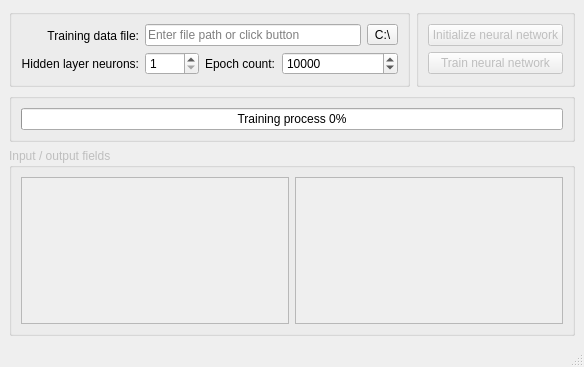
Above: mainwindow.ui from roazanas/DaveMillerNN before the change. Below: the same form after it.
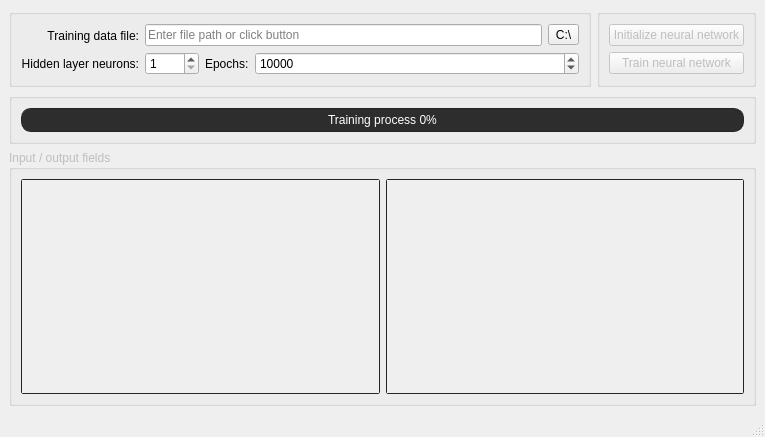
That is the form after the change. Icons and pictures are not drawn.

Patch:
```diff
--- a/mainwindow.ui
+++ b/mainwindow.ui
@@ -6,15 +6,24 @@
    <rect>
     <x>0</x>
     <y>0</y>
-    <width>584</width>
-    <height>367</height>
+    <width>765</width>
+    <height>437</height>
    </rect>
   </property>
   <property name="windowTitle">
    <string>Neural Network</string>
   </property>
   <property name="windowOpacity">
-   <double>0.999900000000000</double>
+   <double>0.990000000000000</double>
+  </property>
+  <property name="autoFillBackground">
+   <bool>false</bool>
+  </property>
+  <property name="iconSize">
+   <size>
+    <width>512</width>
+    <height>512</height>
+   </size>
   </property>
   <widget class="QWidget" name="centralwidget">
    <layout class="QVBoxLayout" name="verticalLayout_4">
@@ -58,7 +67,7 @@
               <widget class="QLineEdit" name="trainDataPathEdit">
                <property name="minimumSize">
                 <size>
-                 <width>180</width>
+                 <width>275</width>
                  <height>0</height>
                 </size>
                </property>
@@ -117,7 +126,7 @@
                <item>
                 <widget class="QLabel" name="epochLabel">
                  <property name="text">
-                  <string>Epoch count:</string>
+                  <string>Epochs:</string>
                  </property>
                 </widget>
                </item>
@@ -152,7 +161,10 @@
       <item>
        <widget class="QGroupBox" name="NNactions">
         <property name="enabled">
-         <bool>false</bool>
+         <bool>true</bool>
+        </property>
+        <property name="locale">
+         <locale language="English" country="UnitedStates"/>
         </property>
         <property name="title">
          <string/>
@@ -160,6 +172,12 @@
         <layout class="QVBoxLayout" name="verticalLayout_3">
          <item>
           <widget class="QPushButton" name="initButton">
+           <property name="enabled">
+            <bool>false</bool>
+           </property>
+           <property name="locale">
+            <locale language="English" country="UnitedStates"/>
+           </property>
            <property name="text">
             <string>Initialize neural network</string>
            </property>
@@ -167,6 +185,12 @@
          </item>
          <item>
           <widget class="QPushButton" name="trainButton">
+           <property name="enabled">
+            <bool>false</bool>
+           </property>
+           <property name="locale">
+            <locale language="English" country="UnitedStates"/>
+           </property>
            <property name="text">
             <string>Train neural network</string>
            </property>
@@ -185,6 +209,27 @@
       <layout class="QVBoxLayout" name="verticalLayout_5">
        <item>
         <widget class="QProgressBar" name="trainProcess">
+         <property name="styleSheet">
+          <string notr="true">QProgressBar {
+    border: 1px solid #252525;
+    border-radius: 10px;
+    background-color: #2d2d2d;
+    text-align: center;
+    color: #ffffff;
+}
+
+QProgressBar::chunk {
+    background: qlineargradient(spread:pad, x1:0, y1:0, x2:1, y2:0, 
+                                stop:0 rgba(252,151,155,255), 
+                                stop:0.5 rgba(242,111,115,255), 
+                                stop:1 rgba(252,151,155,255));
+    border-radius: 5px;
+}
+</string>
+         </property>
+         <property name="locale">
+          <locale language="English" country="UnitedStates"/>
+         </property>
          <property name="value">
           <number>0</number>
          </property>
@@ -207,6 +252,35 @@
       <layout class="QHBoxLayout" name="horizontalLayout_3">
        <item>
         <widget class="QListWidget" name="inputList">
+         <property name="font">
+          <font>
+           <pointsize>14</pointsize>
+          </font>
+         </property>
+         <property name="layoutDirection">
+          <enum>Qt::RightToLeft</enum>
+         </property>
+         <property name="styleSheet">
+          <string notr="true">QListWidget {
+    border: 1px solid #252525;
+    border-radius: 2px;
+}</string>
+         </property>
+         <property name="locale">
+          <locale language="English" country="UnitedStates"/>
+         </property>
+         <property name="editTriggers">
+          <set>QAbstractItemView::AllEditTriggers</set>
+         </property>
+         <property name="tabKeyNavigation">
+          <bool>true</bool>
+         </property>
+         <property name="alternatingRowColors">
+          <bool>true</bool>
+         </property>
+         <property name="selectionMode">
+          <enum>QAbstractItemView::NoSelection</enum>
+         </property>
          <property name="movement">
           <enum>QListView::Static</enum>
          </property>
@@ -225,7 +299,31 @@
         </widget>
        </item>
        <item>
-        <widget class="QListWidget" name="outputList"/>
+        <widget class="QListWidget" name="outputList">
+         <property name="font">
+          <font>
+           <pointsize>14</pointsize>
+          </font>
+         </property>
+         <property name="styleSheet">
+          <string notr="true">QListWidget {
+    border: 1px solid #252525;
+    border-radius: 2px;
+}</string>
+         </property>
+         <property name="locale">
+          <locale language="English" country="UnitedStates"/>
+         </property>
+         <property name="editTriggers">
+          <set>QAbstractItemView::NoEditTriggers</set>
+         </property>
+         <property name="alternatingRowColors">
+          <bool>true</bool>
+         </property>
+         <property name="selectionMode">
+          <enum>QAbstractItemView::NoSelection</enum>
+         </property>
+        </widget>
        </item>
       </layout>
      </widget>
```
Left out of the diff: 38 changed lines with no effect on the pictures.
